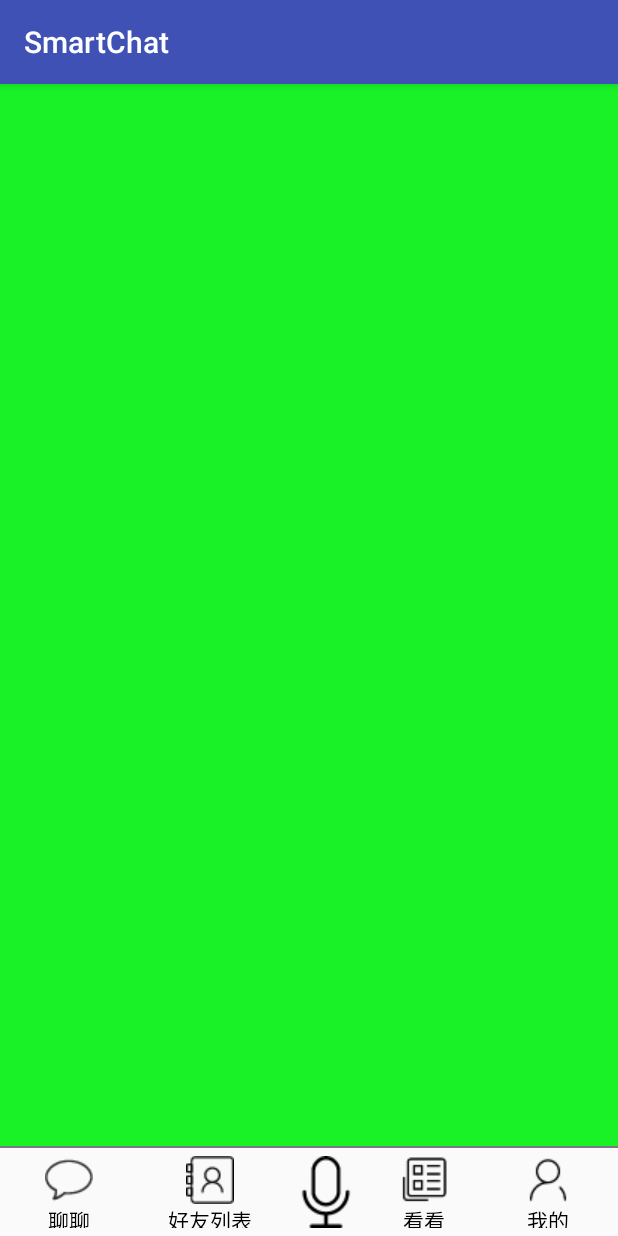
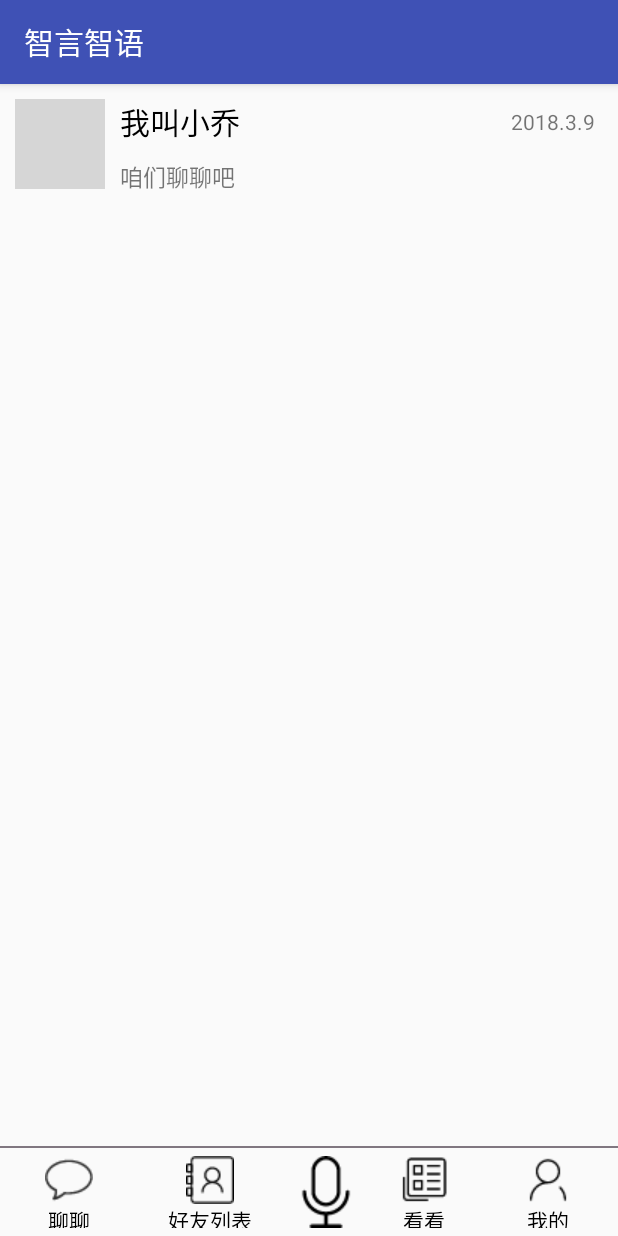
Before and after one commit to jakera123/SmartChat, an Android app: the screen it shows after launch (MainActivity), on a phone screen of 412 x 824 dp. Run offline under Robolectric (Android 15) with nearby library versions, the light colour scheme and no system bars; grey boxes are pictures that could not be loaded.

Commit message:
添加MessageList消息页面的recyclerview

```diff
--- a/app/build.gradle
+++ b/app/build.gradle
@@ -33,4 +33,5 @@ dependencies {
     androidTestImplementation 'com.android.support.test:runner:1.0.1'
     androidTestImplementation 'com.android.support.test.espresso:espresso-core:3.0.1'
     implementation files('libs/Msc.jar')
+    implementation 'com.android.support:recyclerview-v7:26.0.0-beta1'
 }
--- a/app/src/main/java/com/example/jakera/smartchat/Activity/MainActivity.java
+++ b/app/src/main/java/com/example/jakera/smartchat/Activity/MainActivity.java
@@ -92,7 +92,7 @@ public class MainActivity extends AppCompatActivity implements RadioGroup.OnChec
         rb_foot_btn03=(RadioButton)findViewById(R.id.rb_foot_btn03);
         rb_foot_btn04=(RadioButton)findViewById(R.id.rb_foot_btn04);
 
-        radioButtons=new ArrayList<>();
+        radioButtons=new ArrayList<>(4);
         radioButtons.add(rb_foot_btn01);
         radioButtons.add(rb_foot_btn02);
         radioButtons.add(rb_foot_btn03);
--- /dev/null
+++ b/app/src/main/java/com/example/jakera/smartchat/Adapter/MessageRecyclerViewAdapter.java
@@ -0,0 +1,60 @@
+package com.example.jakera.smartchat.Adapter;
+
+import android.support.v7.widget.RecyclerView;
+import android.view.LayoutInflater;
+import android.view.View;
+import android.view.ViewGroup;
+import android.widget.ImageView;
+import android.widget.TextView;
+
+import com.example.jakera.smartchat.Entry.MessageEntry;
+import com.example.jakera.smartchat.R;
+
+import java.util.List;
+
+/**
+ * Created by jakera on 18-2-1.
+ */
+
+public class MessageRecyclerViewAdapter extends RecyclerView.Adapter {
+    private List<MessageEntry> datas;
+
+    public void setDatas(List<MessageEntry> datas){
+        this.datas=datas;
+    }
+
+    @Override
+    public RecyclerView.ViewHolder onCreateViewHolder(ViewGroup parent, int viewType) {
+        MessageViewHolder viewHolder=new MessageViewHolder(LayoutInflater.from(parent.getContext()).inflate(R.layout.message_list_item,null));
+        return viewHolder;
+    }
+
+    @Override
+    public void onBindViewHolder(RecyclerView.ViewHolder holder, int position) {
+        MessageViewHolder tempHolder=(MessageViewHolder)holder;
+        MessageEntry tempMessage=datas.get(position);
+        tempHolder.iv_portrait.setImageBitmap(tempMessage.getPortrait());
+        tempHolder.tv_title.setText(tempMessage.getTitle());
+        tempHolder.tv_content.setText(tempMessage.getContent());
+        tempHolder.tv_time.setText(tempMessage.getTime());
+    }
+
+    @Override
+    public int getItemCount() {
+        return datas.size();
+    }
+    private class MessageViewHolder extends RecyclerView.ViewHolder{
+
+        private ImageView iv_portrait;
+        private TextView tv_title,tv_content,tv_time;
+
+        public MessageViewHolder(View itemView) {
+            super(itemView);
+            iv_portrait=(ImageView)itemView.findViewById(R.id.iv_message_list_portrait);
+            tv_title=(TextView)itemView.findViewById(R.id.tv_message_list_title);
+            tv_content=(TextView)itemView.findViewById(R.id.tv_message_list_content);
+            tv_time=(TextView)itemView.findViewById(R.id.tv_message_list_time);
+
+        }
+    }
+}
--- /dev/null
+++ b/app/src/main/java/com/example/jakera/smartchat/Entry/MessageEntry.java
@@ -0,0 +1,49 @@
+package com.example.jakera.smartchat.Entry;
+
+import android.graphics.Bitmap;
+import android.graphics.drawable.Drawable;
+
+/**
+ * Created by jakera on 18-1-31.
+ */
+
+public class MessageEntry {
+
+   private Bitmap portrait;
+   private String title;
+   private String content;
+   private String time;
+
+    public void setPortrait(Bitmap portrait) {
+        this.portrait = portrait;
+    }
+
+    public void setTitle(String title) {
+        this.title = title;
+    }
+
+    public void setContent(String content) {
+        this.content = content;
+    }
+
+    public void setTime(String time) {
+        this.time = time;
+    }
+
+    public Bitmap getPortrait() {
+
+        return portrait;
+    }
+
+    public String getTitle() {
+        return title;
+    }
+
+    public String getContent() {
+        return content;
+    }
+
+    public String getTime() {
+        return time;
+    }
+}
--- a/app/src/main/java/com/example/jakera/smartchat/Fragment/MessageListFragment.java
+++ b/app/src/main/java/com/example/jakera/smartchat/Fragment/MessageListFragment.java
@@ -1,13 +1,29 @@
 package com.example.jakera.smartchat.Fragment;
 
+import android.graphics.Bitmap;
+import android.graphics.BitmapFactory;
+import android.media.Image;
 import android.os.Bundle;
+import android.os.Message;
 import android.support.annotation.Nullable;
 import android.support.v4.app.Fragment;
+import android.support.v7.widget.LinearLayoutManager;
+import android.support.v7.widget.RecyclerView;
 import android.view.LayoutInflater;
 import android.view.View;
 import android.view.ViewGroup;
+import android.widget.Button;
+import android.widget.ImageView;
+import android.widget.TextView;
 
+import com.example.jakera.smartchat.Activity.MainActivity;
+import com.example.jakera.smartchat.Adapter.MessageRecyclerViewAdapter;
+import com.example.jakera.smartchat.Entry.MessageEntry;
 import com.example.jakera.smartchat.R;
+
+import java.lang.reflect.Array;
+import java.util.ArrayList;
+import java.util.List;
 
 /**
  * Created by jakera on 18-1-25.
@@ -15,13 +31,31 @@ import com.example.jakera.smartchat.R;
 
 public class MessageListFragment extends Fragment {
 
+    private RecyclerView recyclerView;
+    private List<MessageEntry> datas;
+    private MessageRecyclerViewAdapter adapter;
+
     public MessageListFragment() {
+
     }
 
     @Nullable
     @Override
     public View onCreateView(LayoutInflater inflater, @Nullable ViewGroup container, @Nullable Bundle savedInstanceState) {
         View view=inflater.inflate(R.layout.message_list_fragment,container,false);
+        recyclerView=(RecyclerView)view.findViewById(R.id.recyclerview_message);
+        recyclerView.setLayoutManager(new LinearLayoutManager(getContext()));
+        MessageEntry messageEntry0=new MessageEntry();
+        datas=new ArrayList<>();
+        messageEntry0.setPortrait(BitmapFactory.decodeResource(getResources(),R.drawable.robot_portrait));
+        messageEntry0.setTitle("我叫小乔");
+        messageEntry0.setContent("咱们聊聊吧");
+        messageEntry0.setTime("2018.3.9");
+        datas.add(messageEntry0);
+        adapter=new MessageRecyclerViewAdapter();
+        adapter.setDatas(datas);
+        recyclerView.setAdapter(adapter);
+
         return view;
     }
 }
--- a/app/src/main/res/layout/message_list_fragment.xml
+++ b/app/src/main/res/layout/message_list_fragment.xml
@@ -1,7 +1,12 @@
 <?xml version="1.0" encoding="utf-8"?>
 <LinearLayout xmlns:android="http://schemas.android.com/apk/res/android"
     android:layout_width="match_parent"
-    android:layout_height="match_parent"
-    android:background="#18f227">
+    android:layout_height="match_parent">
+
+    <android.support.v7.widget.RecyclerView
+        android:id="@+id/recyclerview_message"
+        android:layout_width="match_parent"
+        android:layout_height="match_parent"/>
+
 
 </LinearLayout>
--- /dev/null
+++ b/app/src/main/res/layout/message_list_item.xml
@@ -0,0 +1,45 @@
+<?xml version="1.0" encoding="utf-8"?>
+<RelativeLayout xmlns:android="http://schemas.android.com/apk/res/android"
+    android:layout_width="match_parent"
+    android:layout_height="match_parent">
+
+    <ImageView
+        android:id="@+id/iv_message_list_portrait"
+        android:layout_width="60dp"
+        android:layout_height="60dp"
+        android:layout_margin="10dp"
+        android:src="@drawable/robot_portrait"/>
+
+    <TextView
+        android:id="@+id/tv_message_list_title"
+        android:layout_width="wrap_content"
+        android:layout_height="wrap_content"
+        android:text="@string/app_name"
+        android:textColor="@color/black"
+        android:textSize="20dp"
+        android:layout_toRightOf="@id/iv_message_list_portrait"
+        android:layout_marginTop="10dp"
+        />
+
+    <TextView
+        android:id="@+id/tv_message_list_content"
+        android:layout_width="wrap_content"
+        android:layout_height="wrap_content"
+        android:text="点进来和我聊天，我能够回答你各种问题哦..."
+        android:layout_toRightOf="@id/iv_message_list_portrait"
+        android:layout_below="@id/tv_message_list_title"
+        android:textSize="15dp"
+        android:layout_marginTop="10dp"
+        />
+
+    <TextView
+        android:id="@+id/tv_message_list_time"
+        android:layout_width="wrap_content"
+        android:layout_height="wrap_content"
+        android:text="早上8：44"
+        android:layout_alignParentRight="true"
+        android:layout_margin="15dp"
+        android:textSize="14dp"
+        />
+
+</RelativeLayout>
--- a/app/src/main/res/values/colors.xml
+++ b/app/src/main/res/values/colors.xml
@@ -4,5 +4,7 @@
     <color name="colorPrimaryDark">#303F9F</color>
     <color name="colorAccent">#FF4081</color>
 
+    <color name="black">#000000</color>
+
 
 </resources>
--- a/app/src/main/res/values/strings.xml
+++ b/app/src/main/res/values/strings.xml
@@ -1,5 +1,5 @@
 <resources>
-    <string name="app_name">SmartChat</string>
+    <string name="app_name">智言智语</string>
 
 
     <string name="rg_foot_btn01">聊聊</string>
```
